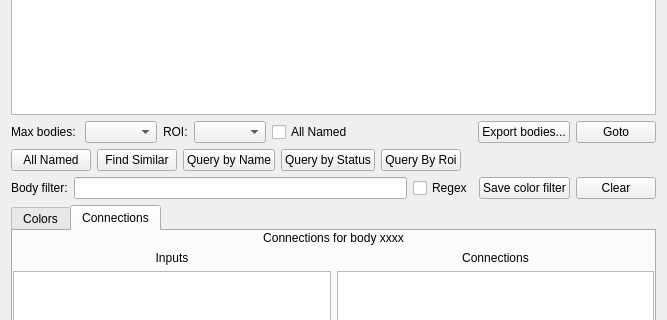
Old version of the form neurolabi/gui/dialogs/flyembodyinfodialog.ui in the repository janelia-flyem/NeuTu; both pictures show x 0 to 667 and y 260 to 580 of the 667 by 850 pixel window.
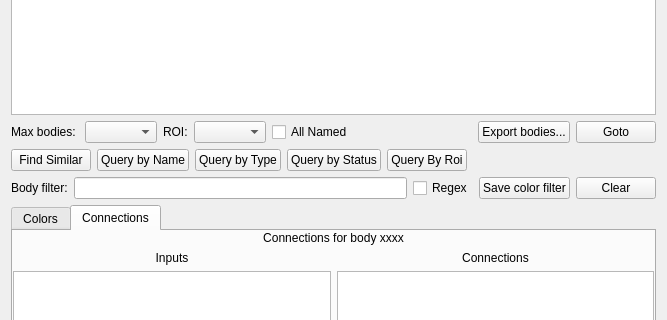
New version of the form.

Commit message: fixed todo checking bug; added query by type in sequencer

Patch:
```diff
--- a/neurolabi/gui/dialogs/flyembodyinfodialog.ui
+++ b/neurolabi/gui/dialogs/flyembodyinfodialog.ui
@@ -146,13 +146,6 @@
    </item>
    <item>
     <layout class="QHBoxLayout" name="horizontalLayout_6">
-     <item>
-      <widget class="QPushButton" name="allNamedPushButton">
-       <property name="text">
-        <string>All Named</string>
-       </property>
-      </widget>
-     </item>
      <item>
       <widget class="QPushButton" name="findSimilarPushButton">
        <property name="text">
@@ -167,6 +160,13 @@
        </property>
       </widget>
      </item>
+     <item>
+      <widget class="QPushButton" name="queryTypePushButton">
+       <property name="text">
+        <string>Query by Type</string>
+       </property>
+      </widget>
+     </item>
      <item>
       <widget class="QPushButton" name="queryStatusPushButton">
        <property name="text">
```
The commit also changes 32 other files.
